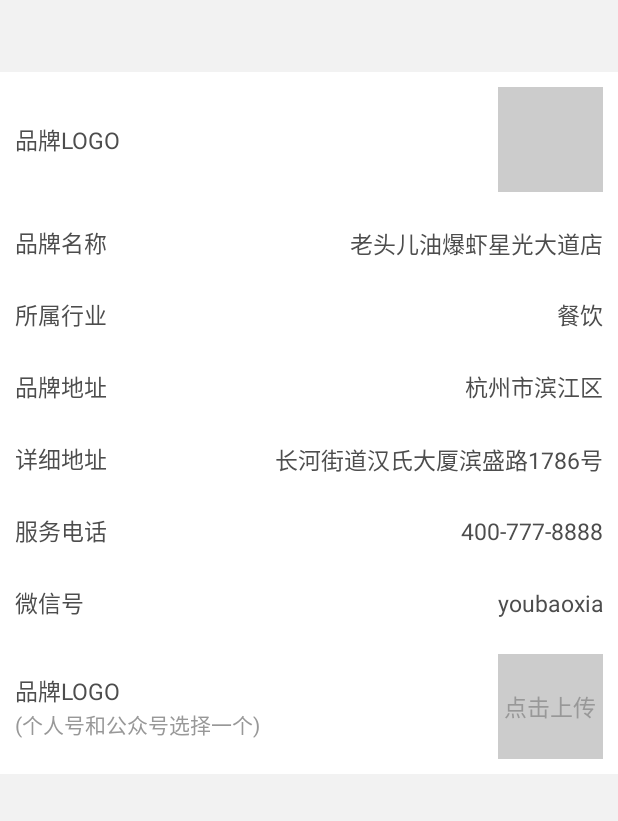
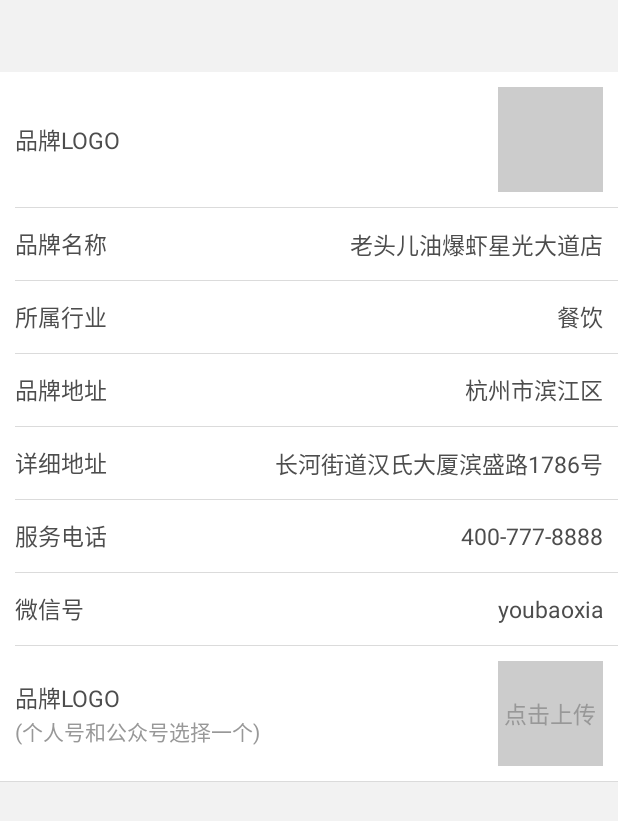
Before and after one commit to smallhorse87/MyBole, an Android app: the layout activity_merchant_form.xml on its own in the app's theme, with its tools: preview values and no code run, on a phone screen of 412 x 824 dp. Shown: the top 821 px of the screen. Run offline under Robolectric (Android 15) with nearby library versions, the phone set to English and light mode, and no system bars.

Commit message:
商户信息页面：提交请求，按下效果

```diff
--- a/app/src/main/java/com/zhitian/mybole/AppContext.java
+++ b/app/src/main/java/com/zhitian/mybole/AppContext.java
@@ -11,6 +11,7 @@ import com.loopj.android.http.AsyncHttpClient;
 import com.loopj.android.http.PersistentCookieStore;
 import com.zhitian.mybole.api.ApiHttpClient;
 import com.zhitian.mybole.base.BaseApplication;
+import com.zhitian.mybole.entity.MerchantInfo;
 import com.zhitian.mybole.utils.PersistenceUtils;
 
 /**
@@ -25,6 +26,8 @@ public class AppContext extends BaseApplication {
     private static long lastToastTime;
 
     private static AppContext instance;
+
+    public static MerchantInfo myInfo;
 
     @Override
     public void onCreate() {
--- a/app/src/main/java/com/zhitian/mybole/activity/SplashActivity.java
+++ b/app/src/main/java/com/zhitian/mybole/activity/SplashActivity.java
@@ -121,8 +121,8 @@ public class SplashActivity extends Activity {
 
     private void redirectTo() {
         //Intent intent = new Intent(this, IntroduceActivity.class);
-        //Intent intent = new Intent(this, LoginActivity.class);
-        Intent intent = new Intent(this, MerchantFormActivity.class);
+        Intent intent = new Intent(this, LoginActivity.class);
+        //Intent intent = new Intent(this, MerchantFormActivity.class);
         startActivity(intent);
         finish();
     }
--- /dev/null
+++ b/app/src/main/res/drawable/cell_selector.xml
@@ -0,0 +1,5 @@
+<?xml version="1.0" encoding="utf-8"?>
+<selector xmlns:android="http://schemas.android.com/apk/res/android">
+    <item android:drawable="@color/page_background"        android:state_pressed="true"/>
+    <item android:drawable="@color/white" android:state_pressed="false"/>
+</selector>
--- a/app/src/main/res/layout/activity_merchant_form.xml
+++ b/app/src/main/res/layout/activity_merchant_form.xml
@@ -27,6 +27,7 @@
             <LinearLayout
                 android:id="@+id/ll_logo"
                 android:orientation="horizontal"
+                android:background="@drawable/cell_selector"
                 android:layout_width="match_parent"
                 android:layout_height="90dp">
 
@@ -54,6 +55,8 @@
                     android:layout_marginRight="10dp"
                     android:scaleType="centerCrop" />
             </LinearLayout>
+
+            <include layout="@layout/divider_h_margin"/>
 
             <LinearLayout
                 android:id="@+id/linearLayout"
@@ -91,9 +94,12 @@
 
             </LinearLayout>
 
+            <include layout="@layout/divider_h_margin"/>
+
             <LinearLayout
                 android:id="@+id/ll_category"
                 android:orientation="horizontal"
+                android:background="@drawable/cell_selector"
                 android:layout_width="match_parent"
                 android:layout_height="48dp" >
 
@@ -126,9 +132,12 @@
 
             </LinearLayout>
 
+            <include layout="@layout/divider_h_margin"/>
+
             <LinearLayout
                 android:id="@+id/ll_address"
                 android:orientation="horizontal"
+                android:background="@drawable/cell_selector"
                 android:layout_width="match_parent"
                 android:layout_height="48dp" >
 
@@ -159,6 +168,8 @@
                     android:layout_marginRight="10dp"
                     android:gravity="right" />
             </LinearLayout>
+
+            <include layout="@layout/divider_h_margin"/>
 
             <LinearLayout
                 android:id="@+id/linearLayout2"
@@ -196,6 +207,8 @@
 
             </LinearLayout>
 
+            <include layout="@layout/divider_h_margin"/>
+
             <LinearLayout
                 android:id="@+id/linearLayout3"
                 android:orientation="horizontal"
@@ -230,6 +243,8 @@
                     android:text="400-777-8888"
                     android:gravity="center_vertical|right" />
             </LinearLayout>
+
+            <include layout="@layout/divider_h_margin"/>
 
             <LinearLayout
                 android:id="@+id/linearLayout4"
@@ -266,9 +281,12 @@
                     android:gravity="center_vertical|right" />
             </LinearLayout>
 
+            <include layout="@layout/divider_h_margin"/>
+
             <LinearLayout
                 android:id="@+id/ll_qrcode"
                 android:orientation="horizontal"
+                android:background="@drawable/cell_selector"
                 android:layout_width="match_parent"
                 android:layout_height="90dp" >
 
@@ -331,6 +349,9 @@
                 </RelativeLayout>
 
             </LinearLayout>
+
+            <include layout="@layout/divider_h_no_margin"/>
+
         </LinearLayout>
     </ScrollView>
 </RelativeLayout>
--- /dev/null
+++ b/app/src/main/res/layout/divider_h_margin.xml
@@ -0,0 +1,12 @@
+<?xml version="1.0" encoding="utf-8"?>
+<LinearLayout xmlns:android="http://schemas.android.com/apk/res/android"
+    android:orientation="vertical" android:layout_width="match_parent"
+    android:layout_height="match_parent">
+
+    <TextView
+        android:layout_width="match_parent"
+        android:layout_height="1px"
+        android:layout_marginLeft="10dp"
+        android:textIsSelectable="false"
+        android:background="@color/divider_color" />
+</LinearLayout>
--- /dev/null
+++ b/app/src/main/res/layout/divider_h_no_margin.xml
@@ -0,0 +1,11 @@
+<?xml version="1.0" encoding="utf-8"?>
+<LinearLayout xmlns:android="http://schemas.android.com/apk/res/android"
+    android:orientation="vertical" android:layout_width="match_parent"
+    android:layout_height="match_parent">
+
+    <TextView
+        android:layout_width="match_parent"
+        android:layout_height="1px"
+        android:textIsSelectable="false"
+        android:background="@color/divider_color" />
+</LinearLayout>
--- a/app/src/main/res/values/colors.xml
+++ b/app/src/main/res/values/colors.xml
@@ -46,6 +46,8 @@
     <color name="input_background_color">@color/white</color>
     <color name="input_outline_color">#d8d8d8</color>
 
+    <color name="divider_color">#DbDbDb</color>
+
     <!--来着oschian-->
     <color name="ui_dialog_list_text">#5E5E5E</color>
 
```
Also changed, not shown: app/src/main/java/com/zhitian/mybole/activity/login/LoginActivity.java (+10 -1 lines), app/src/main/java/com/zhitian/mybole/activity/merchant/MerchantFormActivity.java (+7 -1 lines), app/src/main/java/com/zhitian/mybole/api/BoleApi.java (+30 -0 lines), app/src/main/java/com/zhitian/mybole/entity/ImageSetInfo.java (+12 -0 lines), app/src/main/java/com/zhitian/mybole/entity/MerchantInfo.java (+6 -6 lines), app/src/main/java/com/zhitian/mybole/model/MerchantFormModel.java (+241 -0 lines).
